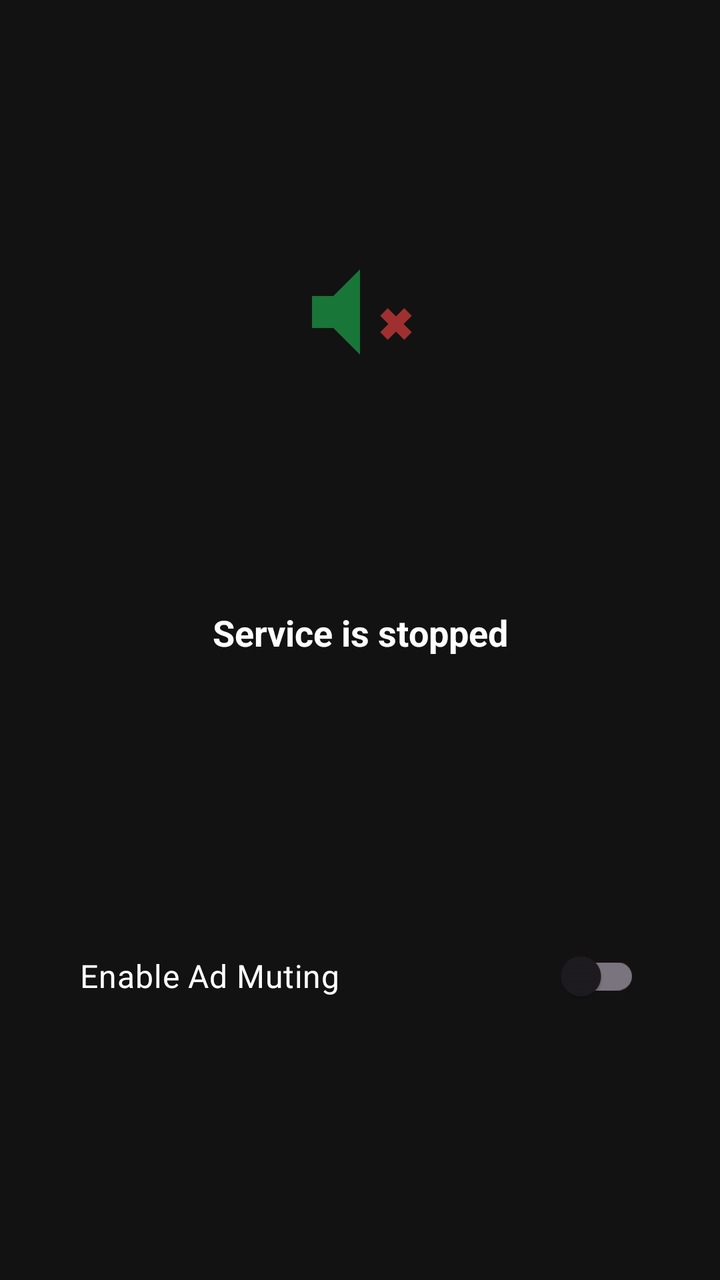
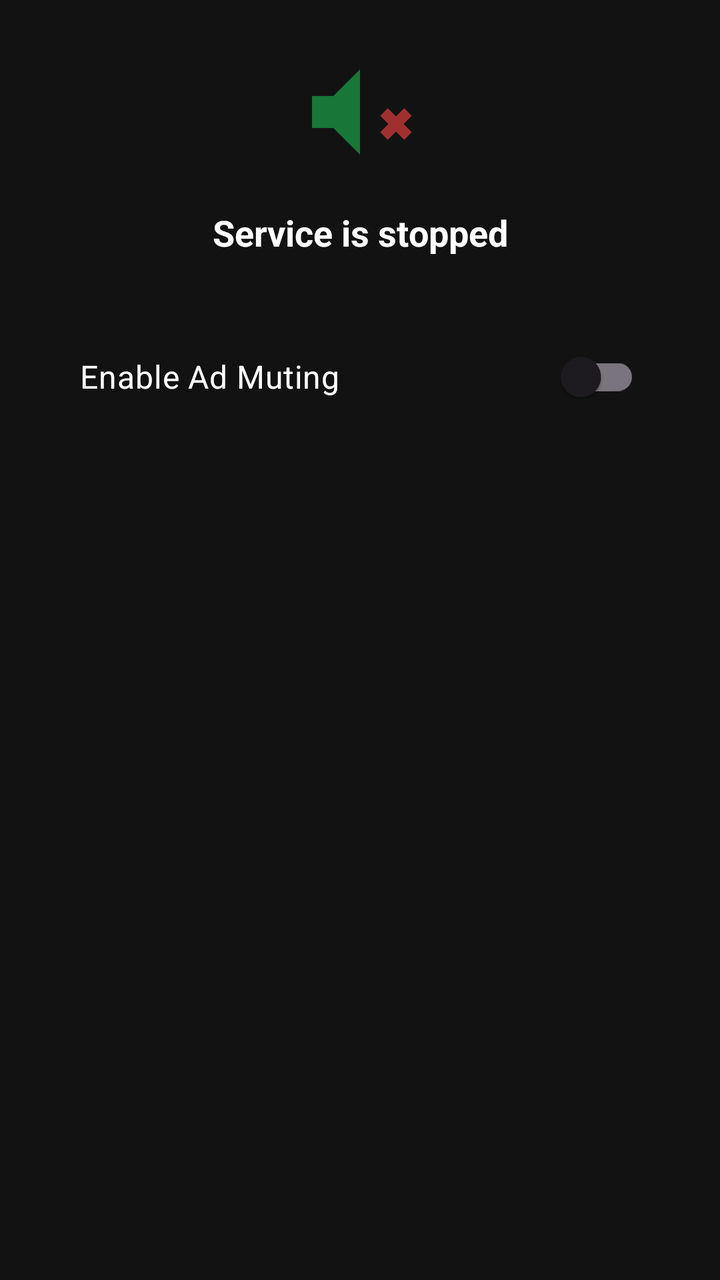

The first picture is an Android layout as it rendered before a commit; the second is the same layout after the commit. The layout source and the unified diff follow.
<!-- AndroidManifest.xml: activity theme Theme.AdMuter -->
<!-- res/layout/activity_main.xml -->
<?xml version="1.0" encoding="utf-8"?>
<androidx.constraintlayout.widget.ConstraintLayout xmlns:android="http://schemas.android.com/apk/res/android"
    xmlns:app="http://schemas.android.com/apk/res-auto"
    android:id="@+id/root"
    android:layout_width="match_parent"
    android:layout_height="match_parent"
    android:background="@color/dark_background"
    android:padding="24dp">

    <ImageView
        android:id="@+id/statusIcon"
        android:layout_width="64dp"
        android:layout_height="64dp"
        android:src="@drawable/ic_mute"
        android:contentDescription="@string/app_name"
        android:alpha="0.6"
        app:layout_constraintBottom_toTopOf="@id/statusText"
        app:layout_constraintEnd_toEndOf="parent"
        app:layout_constraintStart_toStartOf="parent"
        app:layout_constraintTop_toTopOf="parent" />

    <TextView
        android:id="@+id/statusText"
        android:layout_width="wrap_content"
        android:layout_height="wrap_content"
        android:layout_marginTop="16dp"
        android:text="Service is stopped"
        android:textColor="@android:color/white"
        android:textSize="18sp"
        android:textStyle="bold"
        app:layout_constraintBottom_toTopOf="@id/switchEnable"
        app:layout_constraintEnd_toEndOf="parent"
        app:layout_constraintStart_toStartOf="parent"
        app:layout_constraintTop_toBottomOf="@id/statusIcon" />

    <com.google.android.material.switchmaterial.SwitchMaterial
        android:id="@+id/switchEnable"
        android:layout_width="0dp"
        android:layout_height="56dp"
        android:layout_marginTop="32dp"
        android:checked="false"
        android:paddingHorizontal="16dp"
        android:text="@string/toggle_label"
        android:textColor="@android:color/white"
        android:textSize="16sp"
        app:layout_constraintBottom_toBottomOf="parent"
        app:layout_constraintEnd_toEndOf="parent"
        app:layout_constraintStart_toStartOf="parent"
        app:layout_constraintTop_toBottomOf="@id/statusText" />

</androidx.constraintlayout.widget.ConstraintLayout>
<!-- resources referenced by this layout -->
<resources>
  <color name="dark_background">#FF121212</color>
  <!-- drawable ic_mute (drawable) -->
  <?xml version="1.0" encoding="utf-8"?>
  <vector xmlns:android="http://schemas.android.com/apk/res/android"
      android:width="48dp"
      android:height="48dp"
      android:viewportWidth="24"
      android:viewportHeight="24">
      
      <path
          android:fillColor="#FF1DB954"
          android:pathData="M3,9v6h4l5,5V4L7,9H3z" />
      
      <path
          android:strokeColor="#FFFF4444"
          android:strokeWidth="2"
          android:pathData="M16.5,12L21,16.5M21,12L16.5,16.5" />
  </vector>
  <string name="app_name">AdMuter</string>
  <string name="toggle_label">Enable Ad Muting</string>
  <style name="Theme.AdMuter" parent="Theme.Material3.Light.NoActionBar">
          <item name="colorPrimary">@color/spotify_green</item>
          <item name="colorPrimaryVariant">@color/spotify_green_dark</item>
          <item name="colorOnPrimary">@color/white</item>
          <item name="colorSecondary">@color/spotify_green</item>
          <item name="colorOnSecondary">@color/white</item>
          <item name="android:statusBarColor">@color/spotify_green_dark</item>
      </style>
  <color name="spotify_green">#FF1DB954</color>
  <color name="spotify_green_dark">#FF169C46</color>
  <color name="white">#FFFFFFFF</color>
</resources>

<!-- the commit's change to res/layout/activity_main.xml (unified diff, before → after) -->
@@ -43,9 +43,23 @@
         android:text="@string/toggle_label"
         android:textColor="@android:color/white"
         android:textSize="16sp"
-        app:layout_constraintBottom_toBottomOf="parent"
         app:layout_constraintEnd_toEndOf="parent"
         app:layout_constraintStart_toStartOf="parent"
         app:layout_constraintTop_toBottomOf="@id/statusText" />
 
+    <TextView
+        android:id="@+id/crashInfoText"
+        android:layout_width="0dp"
+        android:layout_height="wrap_content"
+        android:layout_marginTop="16dp"
+        android:padding="12dp"
+        android:textColor="#FFFF4444"
+        android:textSize="11sp"
+        android:visibility="gone"
+        android:background="#33FF4444"
+        app:layout_constraintBottom_toBottomOf="parent"
+        app:layout_constraintEnd_toEndOf="parent"
+        app:layout_constraintStart_toStartOf="parent"
+        app:layout_constraintTop_toBottomOf="@id/switchEnable" />
+
 </androidx.constraintlayout.widget.ConstraintLayout>
